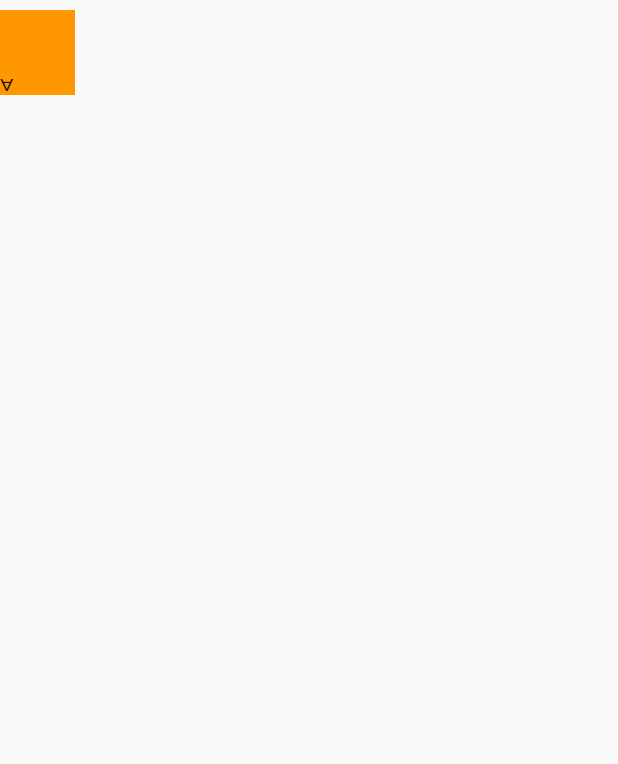
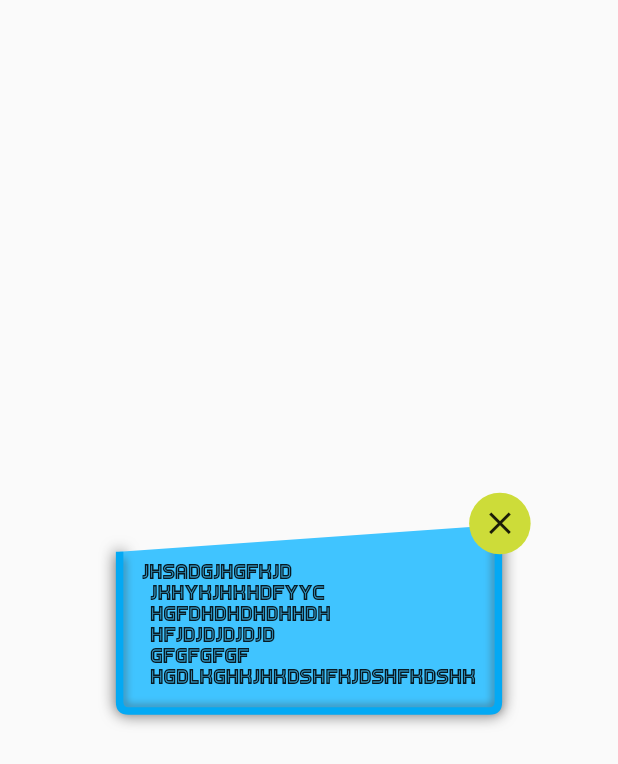
Before and after one commit to javasampaio/forme_palavras, a Flutter app: the screen it shows after launch, on a phone screen of 412 x 824 dp. Shown: the top 764 px of the screen. Run offline on Flutter 3.47's test engine with Material 2 defaults, Android fonts, the phone set to English and light mode, and no system bars.

Commit message:
added fonts and started to create a card component

```diff
--- a/forme_palavras/lib/app/home_page.dart
+++ b/forme_palavras/lib/app/home_page.dart
@@ -1,65 +1,23 @@
 import 'package:flutter/material.dart';
-
-import 'dart:math' as math;
+import 'package:forme_palavras/widget/card_info_widget.dart';
 
 class HomePage extends StatefulWidget {
   @override
   _HomePageState createState() => _HomePageState();
 }
 
-class _HomePageState extends State<HomePage> with TickerProviderStateMixin {
-  AnimationController _controller;
-
-  @override
-  void initState() {
-    super.initState();
-    _controller =
-        AnimationController(vsync: this, duration: const Duration(seconds: 3))
-          ..repeat();
-  }
-
+class _HomePageState extends State<HomePage> {
   @override
   Widget build(BuildContext context) {
     return Scaffold(
-      body: Container(
-        width: 50,
-        height: 70,
-        child: TextTransition(
-          controller: _controller,
+      body: SafeArea(
+        child: Container(
+          padding: EdgeInsets.all(16),
+          child: CardInfoWidget(
+
+          ),
         ),
       ),
     );
   }
-
-  @override
-  void dispose() {
-    _controller.dispose();
-    super.dispose();
-  }
 }
-
-class TextTransition extends AnimatedWidget {
-  const TextTransition({Key key, AnimationController controller})
-      : super(key: key, listenable: controller);
-
-  Animation<double> get _progress => listenable;
-
-  @override
-  Widget build(BuildContext context) {
-    return Transform(
-      alignment: FractionalOffset.center,
-      transform: Matrix4.identity()
-        ..setEntry(3, 2, 0.000)
-        // ..rotateY(_progress.value * math.pi * 2.0)
-        ..rotateX(_progress.value * math.pi * 2.0),
-      // ..rotateZ(_progress.value * math.pi * 2.0),
-      child: _progress.value >= 0.25 && _progress.value <= 0.75 ?  Container(
-        color: Colors.orange,
-        child: Text('A'),
-      ) :  Container(
-        color: Colors.orange,
-        child: Icon(Icons.work),
-      )
-    );
-  }
-}
--- /dev/null
+++ b/forme_palavras/lib/core/colors/app_colors.dart
@@ -0,0 +1,7 @@
+import 'package:flutter/material.dart';
+
+class AppColors {
+   static const borderColor = Color(0xFFf5c63c);
+   static const backgroundColor = Color(0xFFeac55b);
+   static const borderShadowColor = Color(0xFF424242);
+}
--- a/forme_palavras/lib/main.dart
+++ b/forme_palavras/lib/main.dart
@@ -11,6 +11,7 @@ class FormePalavrasApp extends StatelessWidget {
       title: 'Forme Palavras',
       theme: ThemeData(
         primarySwatch: Colors.blue,
+        fontFamily: 'Games'
       ),
       home: HomePage(),
     );
--- /dev/null
+++ b/forme_palavras/lib/widget/card_info_widget.dart
@@ -0,0 +1,63 @@
+import 'dart:ui';
+
+import 'package:flutter/material.dart';
+import 'package:forme_palavras/widget/painter/info_painter.dart';
+
+class CardInfoWidget extends StatelessWidget {
+  final double radius;
+  final double border;
+  final String text;
+  final Color textColor;
+  final double fontSize;
+  final double padding;
+  final VoidCallback callback;
+
+  CardInfoWidget(
+      {this.radius,
+      this.border,
+      this.text =
+          'jhsadgjhgfkjd \n jkhykjhkhdfyyc \n hgfdhdhdhdhhdh \n hfjdjdjdjdjd \n gfgfgfgf \n hgdlkghkjhkdshfkjdshfkdshk',
+      Key key,
+      this.textColor,
+      this.fontSize,
+      this.padding = 15.0, this.callback})
+      : super(key: key);
+
+  @override
+  Widget build(BuildContext context) {
+    return Container(
+      alignment: Alignment.center,
+      child: Stack(
+        overflow: Overflow.visible,
+        children: [
+          CustomPaint(
+            painter: InfoPainter(),
+            child: Container(
+              padding: EdgeInsets.only(
+                  left: padding, bottom: padding, right: padding, top: 25),
+              child: Text(
+                text,
+                style: TextStyle(color: textColor, fontSize: fontSize),
+              ),
+            ),
+          ),
+          Positioned(
+            right: -45,
+            top: -25,
+            child: RawMaterialButton(
+              onPressed: callback,
+              elevation: 2.0,
+              child: Icon(
+                Icons.close,
+                size: 25,
+              ),
+              padding: EdgeInsets.all(8),
+              shape: CircleBorder(),
+              fillColor: Colors.lime,
+            ),
+          ),
+        ],
+      ),
+    );
+  }
+}
```
Also changed, not shown: forme_palavras/lib/widget/animation/text_animation.dart (added, +53 -0 lines), forme_palavras/lib/widget/image_card_widget.dart (added, +33 -0 lines), forme_palavras/lib/widget/painter/info_painter.dart (added, +76 -0 lines), forme_palavras/lib/widget/painter/squad_painter.dart (added, +45 -0 lines), forme_palavras/lib/widget/text_card_widget.dart (added, +33 -0 lines), forme_palavras/lib/widget/text_widget.dart (added, +37 -0 lines), forme_palavras/pubspec.yaml (+5 -5 lines), forme_palavras/assets/fonts/Games.ttf (added), forme_palavras/lib/fonts/games/Games.ttf (added), forme_palavras/pubspec.lock.
